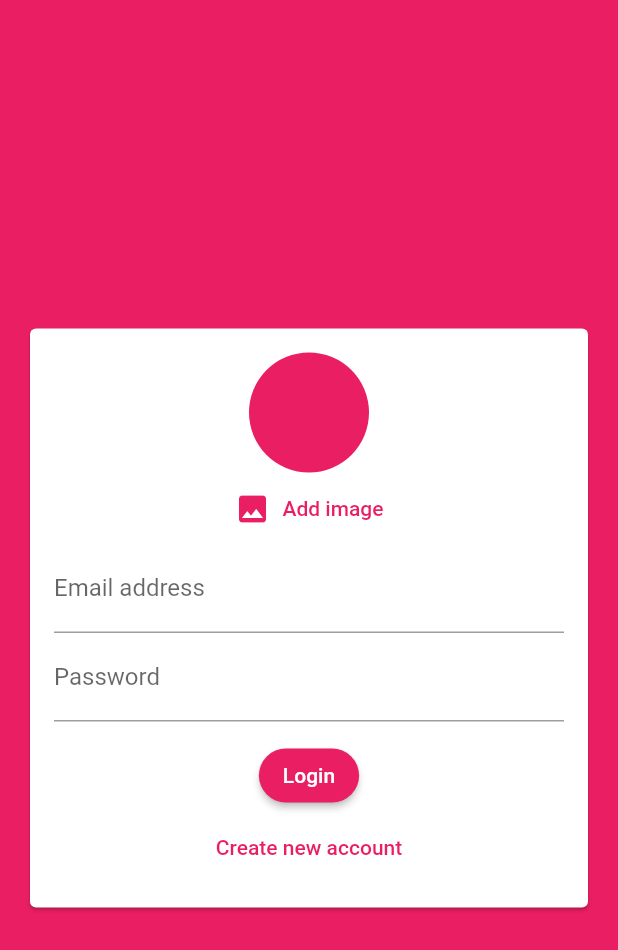
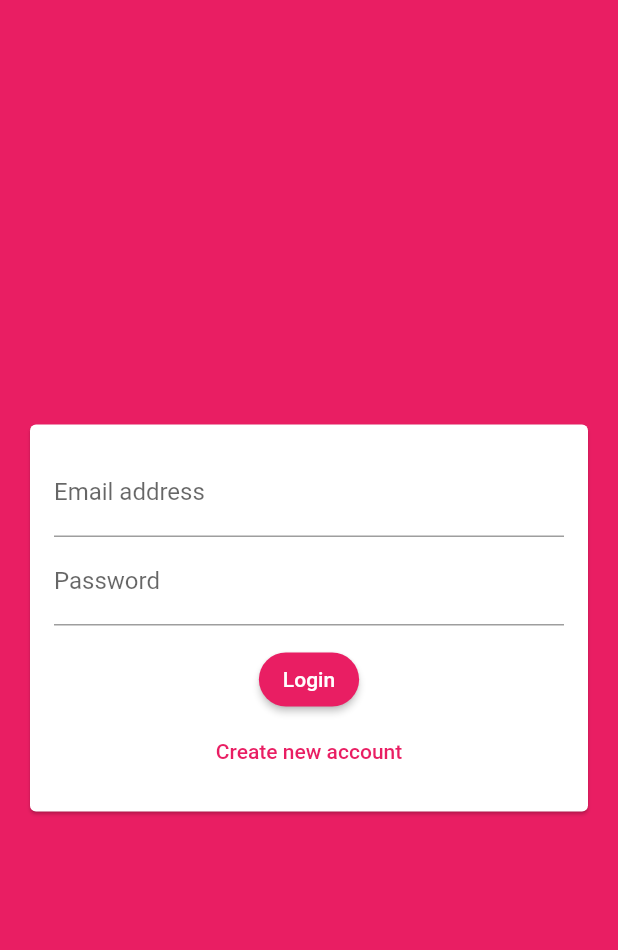
Before and after one commit to t00fi/chatapp_course, a Flutter app: the screen it shows after launch, on a phone screen of 412 x 824 dp. Shown: the top 950 px of the screen. Run offline on Flutter 3.47's test engine with Material 2 defaults, Android fonts, the phone set to English and light mode, and no system bars; our stand-ins replace cloud_firestore, email_validator, firebase_auth, firebase_core, image_picker; accounts and stored records are empty.

Commit message:
delete circularAvatar and button and make a seperate widget in picker folder

```diff
--- a/lib/widgets/auth_form.dart
+++ b/lib/widgets/auth_form.dart
@@ -1,3 +1,4 @@
+import 'package:chatapp_course/pickers/user_image_picker.dart';
 import 'package:email_validator/email_validator.dart';
 import 'package:flutter/material.dart';
 import 'package:flutter/services.dart';
@@ -53,17 +54,10 @@ class _AuthFormState extends State<AuthForm> {
                 //take the height as much as needed(its children)
                 mainAxisSize: MainAxisSize.min,
                 children: [
-                  //adding user picture in login form
-                  CircleAvatar(
-                    backgroundColor: Theme.of(context).colorScheme.primary,
-                    radius: 40,
-                  ),
-                  //button to take a photo
-                  TextButton.icon(
-                    onPressed: () {},
-                    icon: const Icon(Icons.image),
-                    label: const Text('Add image'),
-                  ),
+                  //if we not login then we can pick an image for signup
+                  if (!isLogin)
+                    //image picker widget
+                    const UserImagePicker(),
                   TextFormField(
                     key: const ValueKey('email'),
                     keyboardType: TextInputType.emailAddress,
```
